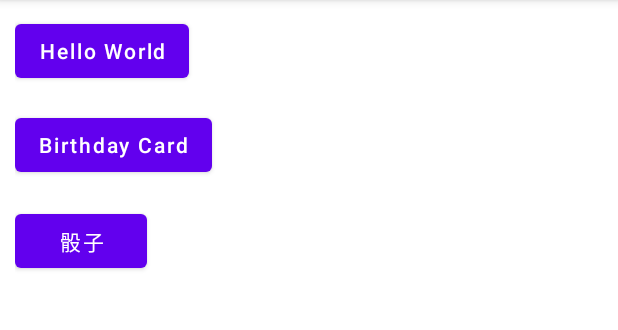
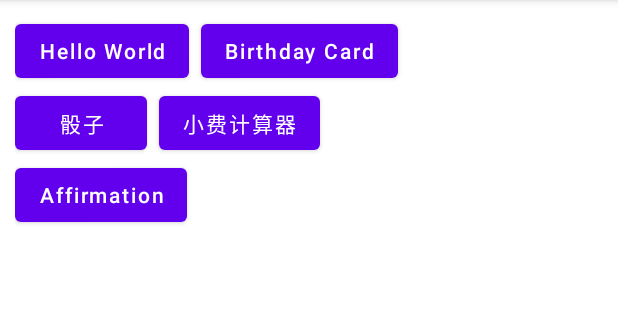
Before and after one commit to mengyjd/MobileAppTask, an Android app: the screen it shows after launch (MainActivity), on a phone screen of 412 x 824 dp, the part 84-414 px from its top. Run offline under Robolectric (Android 15) with nearby library versions, the phone set to English and light mode, and no system bars.

Commit message:
完成小费计算器

```diff
--- a/app/build.gradle
+++ b/app/build.gradle
@@ -6,6 +6,9 @@ plugins {
 android {
     compileSdkVersion 30
     buildToolsVersion "30.0.3"
+    buildFeatures {
+        viewBinding = true
+    }
 
     defaultConfig {
         applicationId "com.example.mykotlin1"
@@ -42,4 +45,6 @@ dependencies {
     testImplementation 'junit:junit:4.+'
     androidTestImplementation 'androidx.test.ext:junit:1.1.1'
     androidTestImplementation 'androidx.test.espresso:espresso-core:3.2.0'
+
+    implementation 'com.google.android.material:material:1.2.0'
 }
--- a/app/src/main/AndroidManifest.xml
+++ b/app/src/main/AndroidManifest.xml
@@ -10,8 +10,11 @@
         android:supportsRtl="true"
         android:theme="@style/Theme.MyKotlin1">
         <activity
+            android:name=".TipTimeActivity"
+            android:exported="true"></activity>
+        <activity
             android:name=".TestHelloWorldActivity"
-            android:exported="true"></activity>
+            android:exported="true" />
         <activity
             android:name=".Test2DiceActivity"
             android:exported="true" />
--- a/app/src/main/java/com/example/mykotlin1/MainActivity.kt
+++ b/app/src/main/java/com/example/mykotlin1/MainActivity.kt
@@ -4,25 +4,28 @@ import android.content.Intent
 import androidx.appcompat.app.AppCompatActivity
 import android.os.Bundle
 import android.view.View
-import android.widget.Button
-import android.widget.Toast
+import com.example.mykotlin1.databinding.ActivityMainBinding
 
 class MainActivity : AppCompatActivity() {
+    private lateinit var binding: ActivityMainBinding
+
     override fun onCreate(savedInstanceState: Bundle?) {
         super.onCreate(savedInstanceState)
-        setContentView(R.layout.activity_main)
-        val test1ImgBtn: Button = findViewById(R.id.test1_img_btn)
-        val test2DiceBtn: Button = findViewById(R.id.test2_dice_btn)
-        val helloWorldBtn: Button = findViewById(R.id.hello_world_btn)
 
-        test1ImgBtn.setOnClickListener(View.OnClickListener {
+        binding = ActivityMainBinding.inflate(layoutInflater)
+        setContentView(binding.root)
+
+        binding.birthdayCardBtn.setOnClickListener(View.OnClickListener {
             startActivity(Intent(this, Test1ImgActivity::class.java))
         })
-        test2DiceBtn.setOnClickListener(View.OnClickListener {
+        binding.test2DiceBtn.setOnClickListener(View.OnClickListener {
             startActivity(Intent(this, Test2DiceActivity::class.java))
         })
-        helloWorldBtn.setOnClickListener(View.OnClickListener {
+        binding.helloWorldBtn.setOnClickListener(View.OnClickListener {
             startActivity(Intent(this, TestHelloWorldActivity::class.java))
         })
+        binding.tipTimeBtn.setOnClickListener {
+            startActivity(Intent(this, TipTimeActivity::class.java))
+        }
     }
 }
--- /dev/null
+++ b/app/src/main/res/drawable/ic_round_up.xml
@@ -0,0 +1,5 @@
+<vector android:height="24dp" android:tint="?attr/colorPrimary"
+    android:viewportHeight="24.0" android:viewportWidth="24.0"
+    android:width="24dp" xmlns:android="http://schemas.android.com/apk/res/android">
+    <path android:fillColor="#FF000000" android:pathData="M9,5v2h6.59L4,18.59 5.41,20 17,8.41V15h2V5z"/>
+</vector>
--- /dev/null
+++ b/app/src/main/res/drawable/ic_service.xml
@@ -0,0 +1,5 @@
+<vector android:height="24dp" android:tint="?attr/colorPrimary"
+    android:viewportHeight="24.0" android:viewportWidth="24.0"
+    android:width="24dp" xmlns:android="http://schemas.android.com/apk/res/android">
+    <path android:fillColor="#FF000000" android:pathData="M2,17h20v2L2,19zM13.84,7.79c0.1,-0.24 0.16,-0.51 0.16,-0.79 0,-1.1 -0.9,-2 -2,-2s-2,0.9 -2,2c0,0.28 0.06,0.55 0.16,0.79C6.25,8.6 3.27,11.93 3,16h18c-0.27,-4.07 -3.25,-7.4 -7.16,-8.21z"/>
+</vector>
--- /dev/null
+++ b/app/src/main/res/drawable/ic_store.xml
@@ -0,0 +1,5 @@
+<vector android:height="24dp" android:tint="?attr/colorPrimary"
+    android:viewportHeight="24.0" android:viewportWidth="24.0"
+    android:width="24dp" xmlns:android="http://schemas.android.com/apk/res/android">
+    <path android:fillColor="#FF000000" android:pathData="M20,4L4,4v2h16L20,4zM21,14v-2l-1,-5L4,7l-1,5v2h1v6h10v-6h4v6h2v-6h1zM12,18L6,18v-4h6v4z"/>
+</vector>
--- a/app/src/main/res/layout/activity_main.xml
+++ b/app/src/main/res/layout/activity_main.xml
@@ -4,6 +4,7 @@
     xmlns:tools="http://schemas.android.com/tools"
     android:layout_width="match_parent"
     android:layout_height="match_parent"
+    android:layout_margin="0dp"
     android:padding="10dp"
     tools:context=".MainActivity">
 
@@ -16,23 +17,36 @@
         app:layout_constraintTop_toTopOf="parent" />
 
     <Button
-        android:id="@+id/test1_img_btn"
-        android:layout_width="0dp"
+        android:id="@+id/birthday_card_btn"
+        android:layout_width="wrap_content"
         android:layout_height="wrap_content"
-        android:layout_marginTop="16dp"
-        android:layout_marginBottom="16dp"
+        android:layout_marginStart="8dp"
         android:text="Birthday Card"
-        app:layout_constraintBottom_toTopOf="@+id/test2_dice_btn"
-        app:layout_constraintStart_toStartOf="parent"
-        app:layout_constraintTop_toBottomOf="@+id/hello_world_btn" />
+        app:layout_constraintStart_toEndOf="@+id/hello_world_btn"
+        app:layout_constraintTop_toTopOf="@+id/hello_world_btn" />
 
     <Button
         android:id="@+id/test2_dice_btn"
         android:layout_width="wrap_content"
         android:layout_height="wrap_content"
-        android:layout_marginBottom="575dp"
         android:text="骰子"
-        app:layout_constraintBottom_toBottomOf="parent"
         app:layout_constraintStart_toStartOf="parent"
-        app:layout_constraintTop_toBottomOf="@+id/test1_img_btn" />
+        app:layout_constraintTop_toBottomOf="@+id/hello_world_btn" />
+
+    <Button
+        android:id="@+id/tip_time_btn"
+        android:layout_width="wrap_content"
+        android:layout_height="wrap_content"
+        android:text="小费计算器"
+        android:layout_marginStart="8dp"
+        app:layout_constraintStart_toEndOf="@+id/test2_dice_btn"
+        app:layout_constraintTop_toTopOf="@+id/test2_dice_btn" />
+
+    <Button
+        android:id="@+id/affirmation_btn"
+        android:layout_width="wrap_content"
+        android:layout_height="wrap_content"
+        android:text="Affirmation"
+        app:layout_constraintStart_toStartOf="parent"
+        app:layout_constraintTop_toBottomOf="@+id/test2_dice_btn" />
 </androidx.constraintlayout.widget.ConstraintLayout>
--- a/app/src/main/res/values/colors.xml
+++ b/app/src/main/res/values/colors.xml
@@ -7,4 +7,10 @@
     <color name="teal_700">#FF018786</color>
     <color name="black">#FF000000</color>
     <color name="white">#FFFFFFFF</color>
+    <color name="green">#1B5E20</color>
+    <color name="green_dark">#003300</color>
+    <color name="green_light">#A5D6A7</color>
+    <color name="blue">#0288D1</color>
+    <color name="blue_dark">#005B9F</color>
+    <color name="blue_light">#81D4FA</color>
 </resources>
```
Also changed, not shown: app/src/main/java/com/example/mykotlin1/TipTimeActivity.kt (added, +47 -0 lines), app/src/main/res/layout/activity_tip_time.xml (added, +133 -0 lines), app/src/main/res/values/styles.xml (added, +38 -0 lines).
